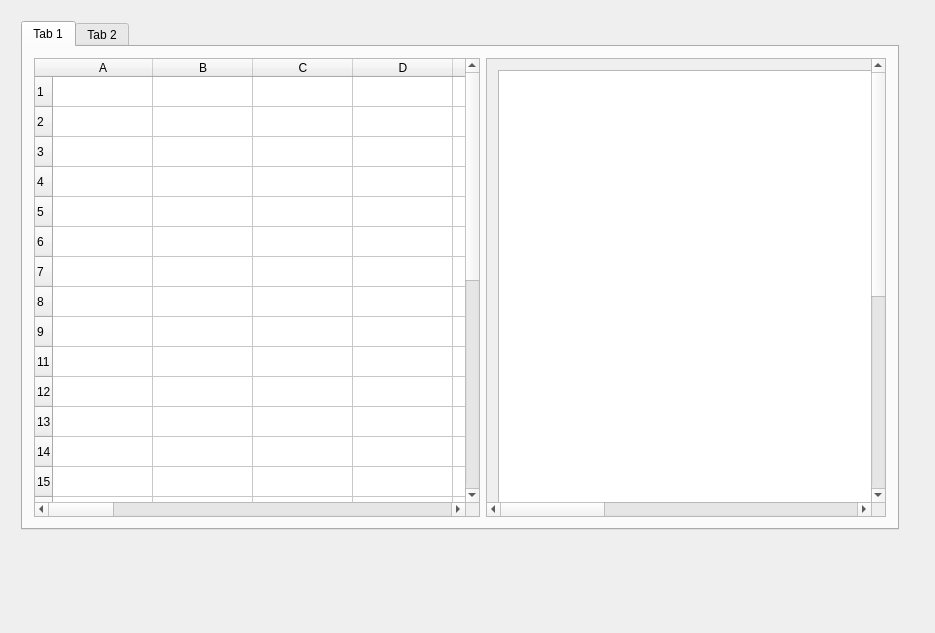
Qt form MainWindow/mainwidget.ui (MathieuPietri/Graphics) before a commit.
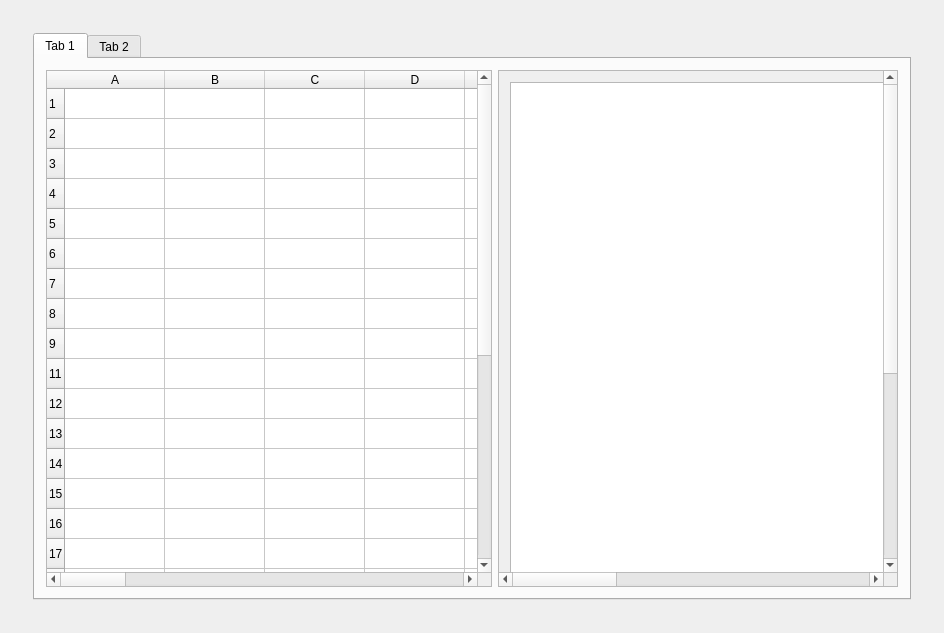
The same form after that commit.

```diff
--- a/MainWindow/mainwidget.ui
+++ b/MainWindow/mainwidget.ui
@@ -13,24 +13,12 @@
   <property name="windowTitle">
    <string>MainWidget</string>
   </property>
+  <layout class="QVBoxLayout" name="verticalLayout">
+   <item>
   <widget class="QWidget" name="centralWidget" native="true">
-   <property name="geometry">
-    <rect>
-     <x>0</x>
-     <y>0</y>
-     <width>920</width>
-     <height>551</height>
-    </rect>
-   </property>
+     <layout class="QVBoxLayout" name="verticalLayout_2">
+      <item>
    <widget class="QWidget" name="widget" native="true">
-    <property name="geometry">
-     <rect>
-      <x>10</x>
-      <y>10</y>
-      <width>900</width>
-      <height>531</height>
-     </rect>
-    </property>
     <property name="minimumSize">
      <size>
       <width>900</width>
@@ -776,7 +764,11 @@
      </item>
     </layout>
    </widget>
-  </widget>
+      </item>
+     </layout>
+    </widget>
+   </item>
+  </layout>
   <action name="actionTaper_ici">
    <property name="text">
     <string>Taper ici</string>
```
Lines whose indentation alone changed are shown as unchanged.
